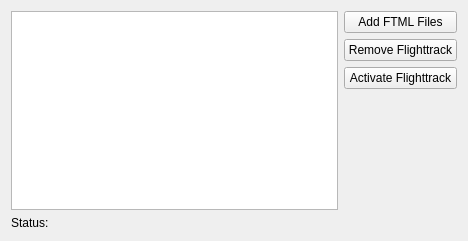
Qt form mslib/msui/ui/ui_multiple_flightpath_dockwidget.ui (Open-MSS/MSS) before a commit.
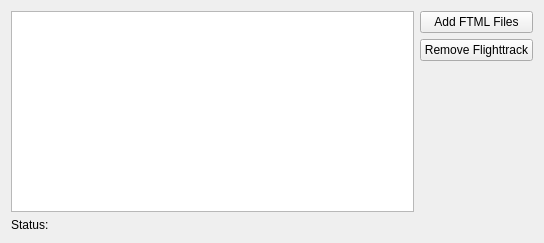
The same form after that commit.

Diff of the .ui file:
```diff
--- a/mslib/msui/ui/ui_multiple_flightpath_dockwidget.ui
+++ b/mslib/msui/ui/ui_multiple_flightpath_dockwidget.ui
@@ -6,8 +6,8 @@
    <rect>
     <x>0</x>
     <y>0</y>
-    <width>468</width>
-    <height>241</height>
+    <width>544</width>
+    <height>243</height>
    </rect>
   </property>
   <property name="sizePolicy">
@@ -55,13 +55,6 @@
          </property>
         </widget>
        </item>
-       <item>
-        <widget class="QPushButton" name="btActivate">
-         <property name="text">
-          <string>Activate Flighttrack</string>
-         </property>
-        </widget>
-       </item>
        <item>
         <spacer name="verticalSpacer">
          <property name="orientation">
```
Left out of the diff: 3 changed lines with no effect on the pictures.
